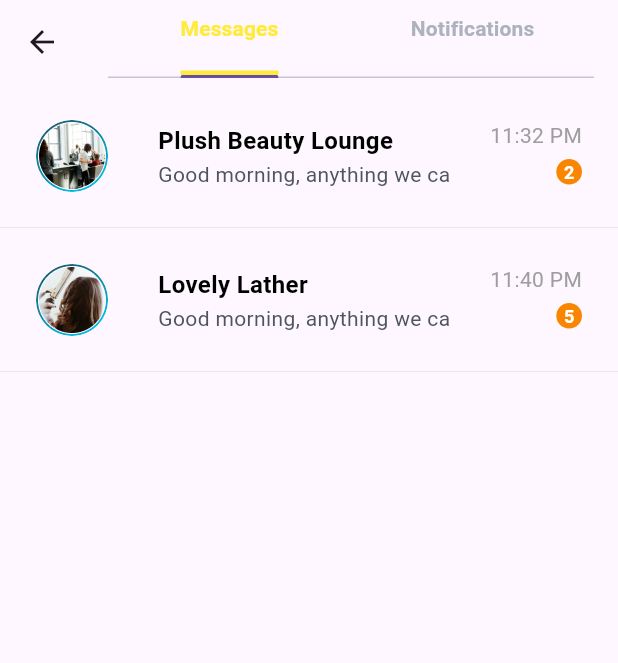
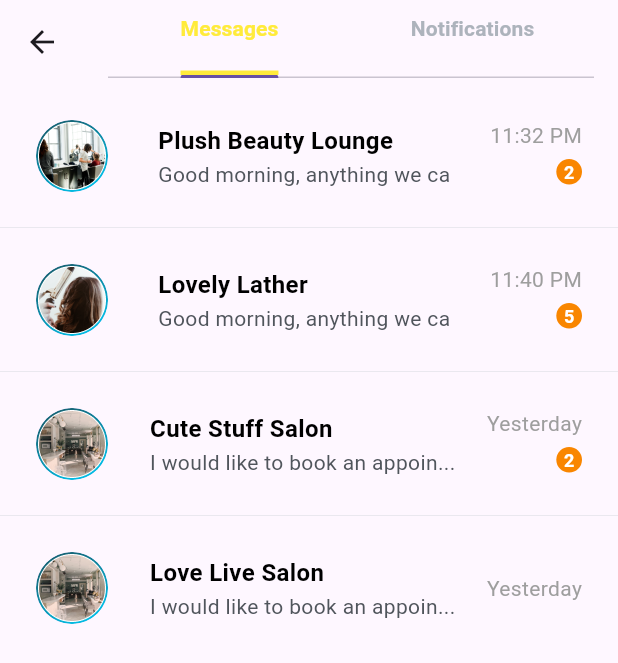
Before and after one commit to darshsingh116/ajnabee_backup, a Flutter app: the MessageNotifications screen opened directly, on a phone screen of 412 x 824 dp. Shown: the top 663 px of the screen. Run offline on Flutter 3.47's test engine with Material 3 defaults, Android fonts, the light colour scheme and no system bars; our stand-ins replace bloc, cloud_firestore, equatable, firebase_auth, firebase_core, firebase_storage and 3 more; accounts and stored records are empty; Roboto replaces fonts that are missing (Manrope, Nunito Sans).

Commit message:
Update message_notifications.dart

```diff
--- a/lib/screens/message_notifications.dart
+++ b/lib/screens/message_notifications.dart
@@ -33,9 +33,32 @@ class _MessageNotificationsState extends State<MessageNotifications> {
                     child: Column(
                       children: [
                         buildmessagecontainer(
-                            'Plush Beauty Lounge', 'Good morning, anything we ca', '11:32 PM', 2, 'assets/stories/Story 2.png'),
+                          sender: 'Plush Beauty Lounge',
+                          message: 'Good morning, anything we ca',
+                          time: '11:32 PM',
+                          unreadCount: 2,
+                          profileImage: 'assets/stories/Story 2.png',
+                        ),
                         buildmessagecontainer(
-                            'Lovely Lather', 'Good morning, anything we ca', '11:40 PM', 5, 'assets/stories/Story 4.png')
+                          sender: 'Lovely Lather',
+                          message: 'Good morning, anything we ca',
+                          time: '11:40 PM',
+                          unreadCount: 5,
+                          profileImage: 'assets/stories/Story 4.png',
+                        ),
+                        buildmessagecontainer(
+                          sender: 'Cute Stuff Salon',
+                          message: 'I would like to book an appoin...',
+                          time: 'Yesterday',
+                          unreadCount: 2,
+                          profileImage: 'assets/stories/Story 1.png',
+                        ),
+                        buildmessagecontainer(
+                          sender: 'Love Live Salon',
+                          message: 'I would like to book an appoin...',
+                          time: 'Yesterday',
+                          profileImage: 'assets/stories/Story 1.png',
+                        ),
                       ],
                     ),
                   ),
@@ -88,7 +111,13 @@ class _MessageNotificationsState extends State<MessageNotifications> {
     );
   }
 
-Widget buildmessagecontainer(String sender, String message, String time, int unreadCount, String profileImage) {
+  Widget buildmessagecontainer({
+    required String sender,
+    required String message,
+    required String time,
+    int unreadCount = 0,
+    required String profileImage,
+  }) {
     return Column(
       children: [
         Container(
@@ -137,23 +166,24 @@ Widget buildmessagecontainer(String sender, String message, String time, int unr
                       fontFamily: 'Nunito Sans',
                     ),
                   ),
+                  if (unreadCount > 0)
                     SizedBox(height: 1,),
+                  if (unreadCount > 0)
                     _buildUnreadCountBadge(unreadCount),
                 ],
               )
             ],
           ),
         ),
+        if (unreadCount > 0)
           Divider(
             color: Color.fromRGBO(209, 213, 219, 1),
             thickness: 0.3,
             height: 0,
-
           ),
       ],
     );
   }
-
 
   Widget _buildUnreadCountBadge(int count) {
     return Container(
```
Lines whose indentation alone changed are shown as unchanged.
